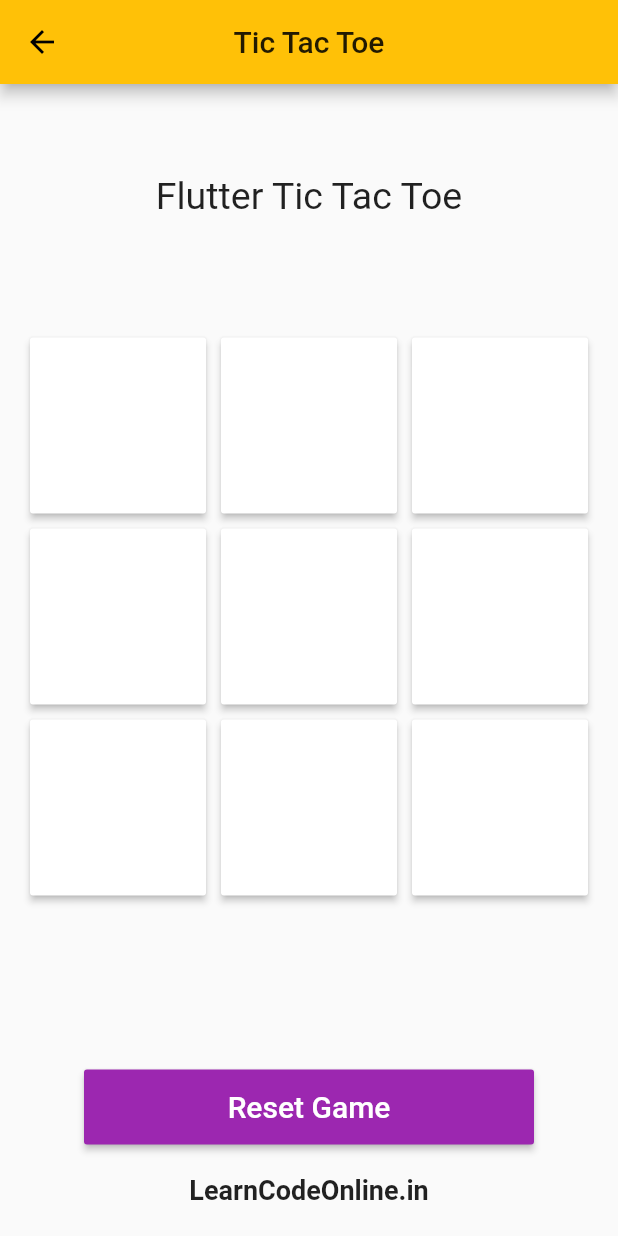
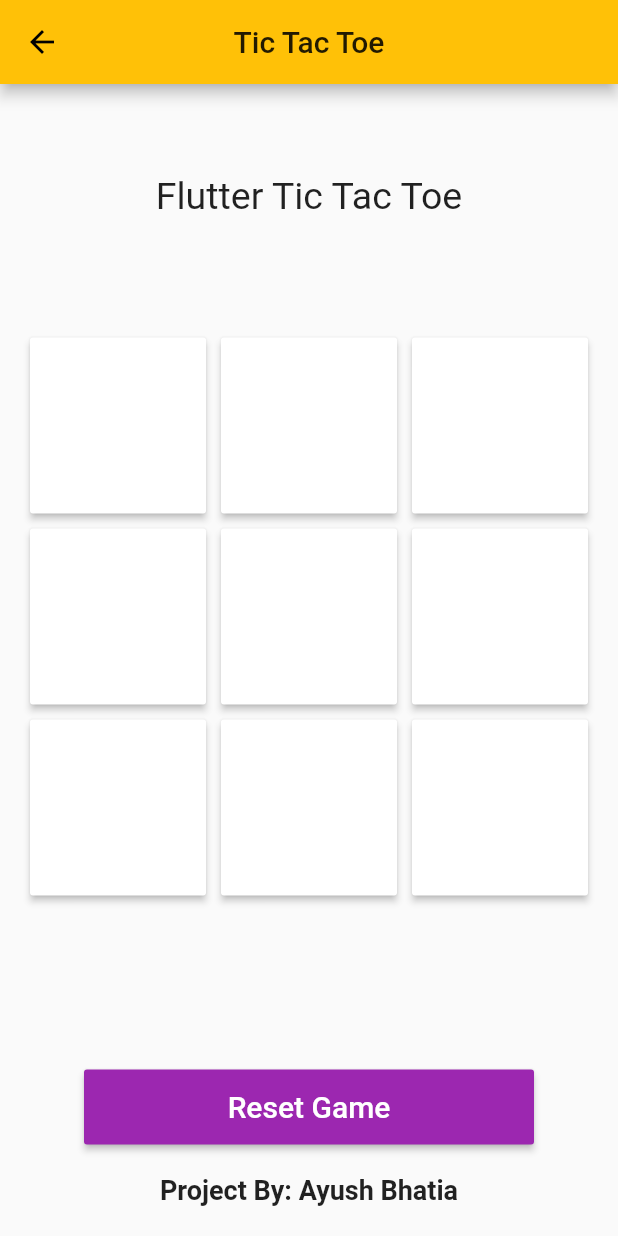
Before and after one commit to Ayush13Bhatia/Tic_Tac_Toe-in-flutter, a Flutter app: the AIGamePage screen opened directly, on a phone screen of 412 x 824 dp. Run offline on Flutter 3.47's test engine with Material 2 defaults, Android fonts, the phone set to English and light mode, and no system bars; our stand-ins replace rflutter_alert.

Commit message:
Update AI.dart

```diff
--- a/Tic_Tac_Toe/lib/AI.dart
+++ b/Tic_Tac_Toe/lib/AI.dart
@@ -238,7 +238,7 @@ class _AIGamePageState extends State<AIGamePage> {
           Container(
             padding: EdgeInsets.all(20.0),
             child: Text(
-              "LearnCodeOnline.in",
+              "Project By: Ayush Bhatia",
               style: TextStyle(fontSize: 18.0, fontWeight: FontWeight.bold),
             ),
           )
```
